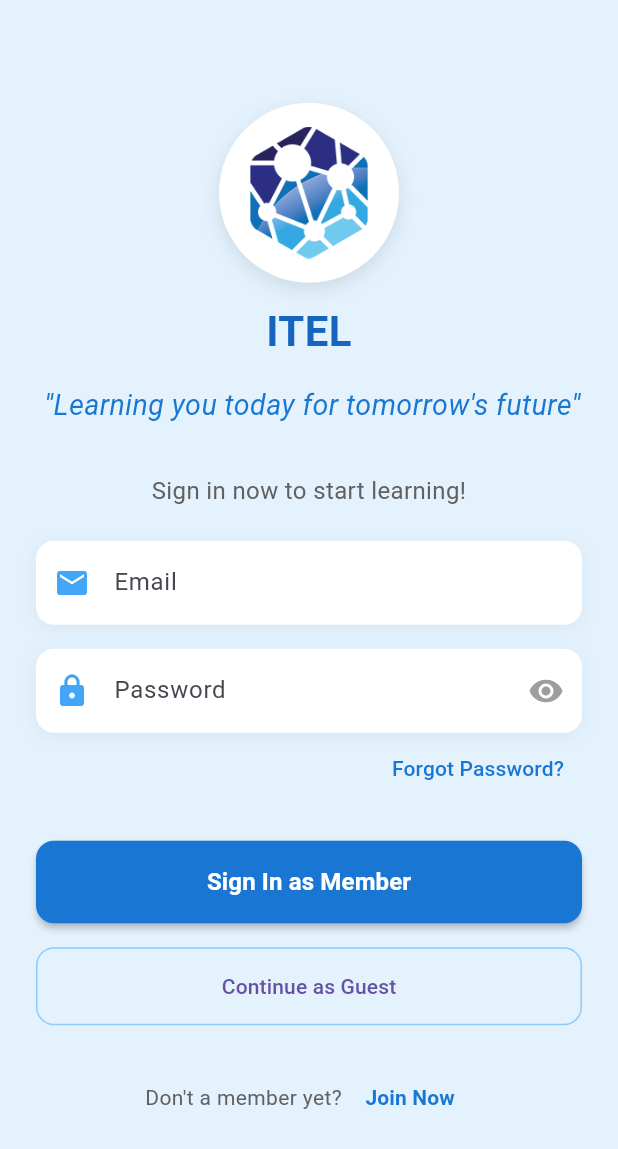
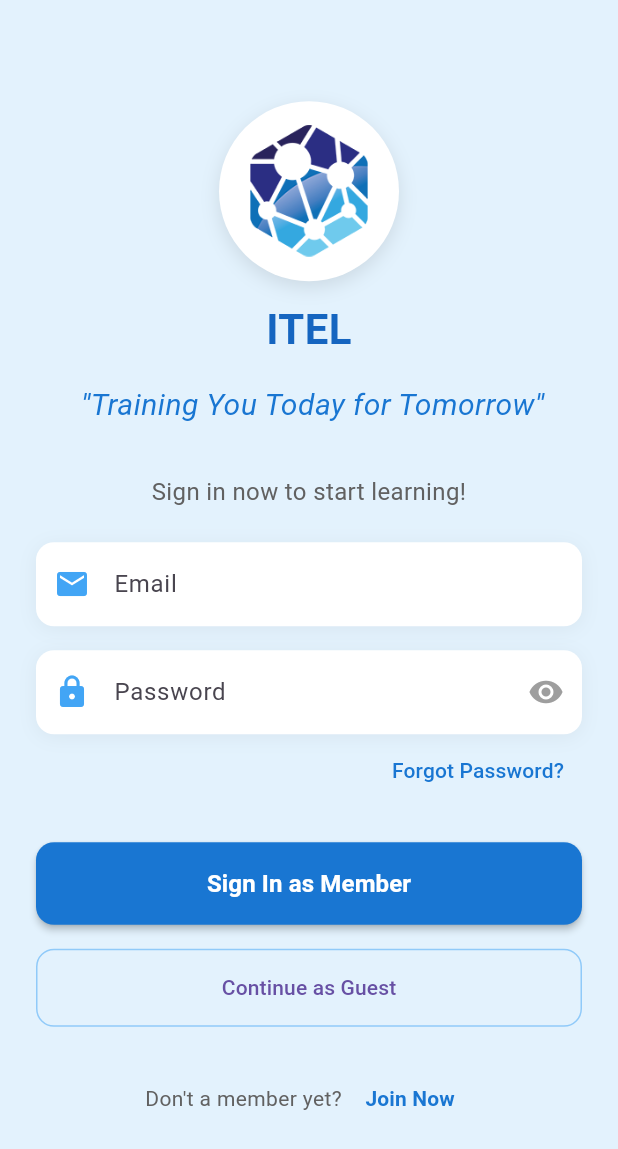
Before and after one commit to AndreasKrist/itel-app-final, a Flutter app: the screen it shows after launch, on a phone screen of 412 x 824 dp. Shown: the top 1149 px of the screen. Run offline on Flutter 3.47's test engine with Material 3 defaults, Android fonts, the phone set to English and light mode, and no system bars; our stand-ins replace table_calendar; Roboto replaces fonts that are missing (Poppins).

Commit message:
Update login_screen.dart

```diff
--- a/lib/screens/login_screen.dart
+++ b/lib/screens/login_screen.dart
@@ -181,12 +181,12 @@ class _LoginScreenState extends State<LoginScreen> {
                         ),
                         const SizedBox(height: 16),
                         Text(
-                          " ''Learning you today for tomorrow's future'' ",
+                          " ''Training You Today for Tomorrow'' ",
                           textAlign: TextAlign.center,
                           style: TextStyle(
                             fontStyle: FontStyle.italic,
                             color: Colors.blue[700],
-                            fontSize: 19,
+                            fontSize: 20,
                           ),
                         ),
                       ],
```
